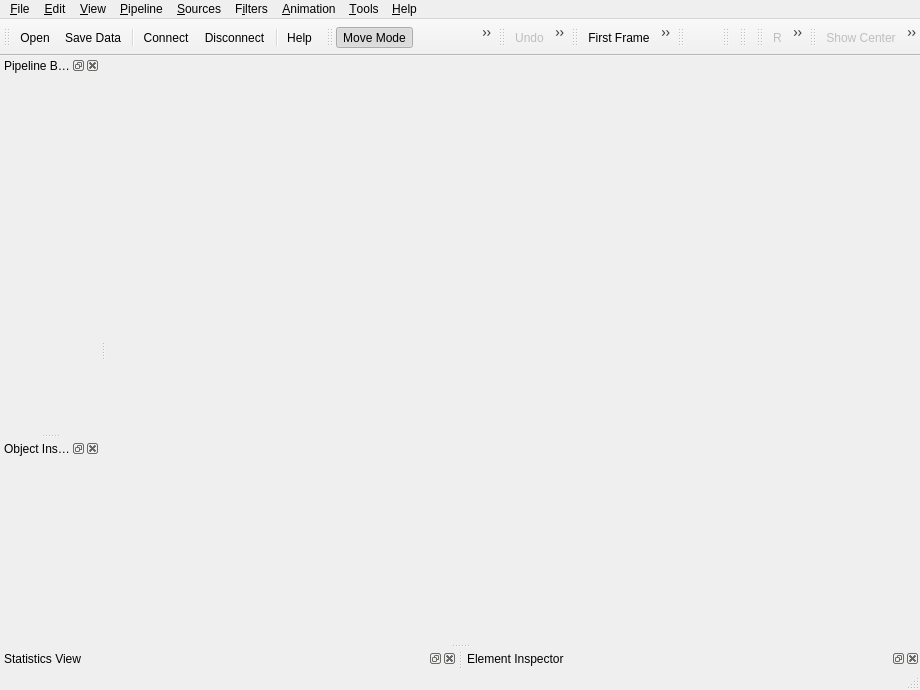
Qt form Applications/Client/MainWindow.ui (wildmichael/ParaView3-enhancements-old) before a commit.
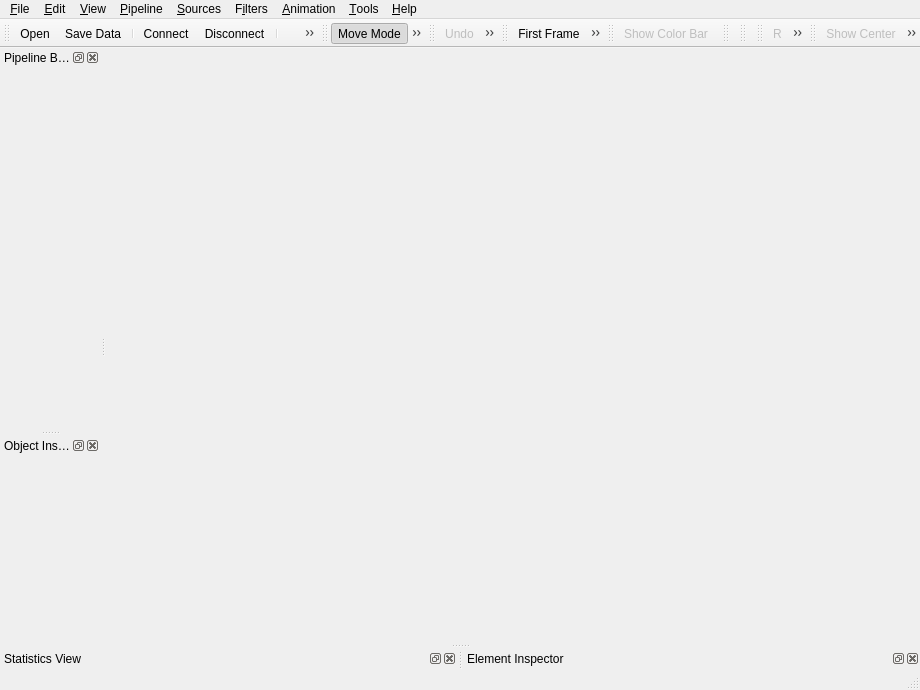
The same form after that commit. Icons and pictures are not drawn.

Commit message: BUG: Fixed missing actions from the menus.

```diff
--- a/Applications/Client/MainWindow.ui
+++ b/Applications/Client/MainWindow.ui
@@ -469,7 +469,7 @@
     <iconset resource="../../Qt/Components/Resources/pqComponents.qrc" >:/pqWidgets/Icons/pqScalarBar22.png</iconset>
    </property>
    <property name="text" >
-    <string/>
+    <string>Show Color Bar</string>
    </property>
    <property name="toolTip" >
     <string>Toggle Scalar Bar Visibility</string>
```
Left out of the diff: 124 changed lines with no effect on the pictures. The commit also changes 1 other file.
